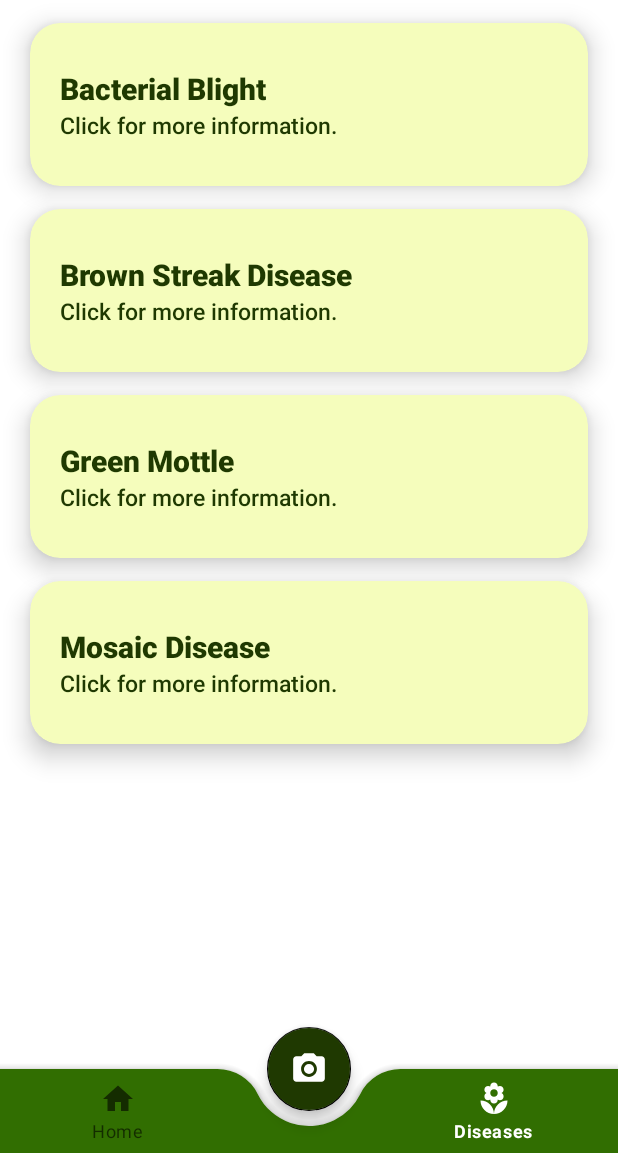
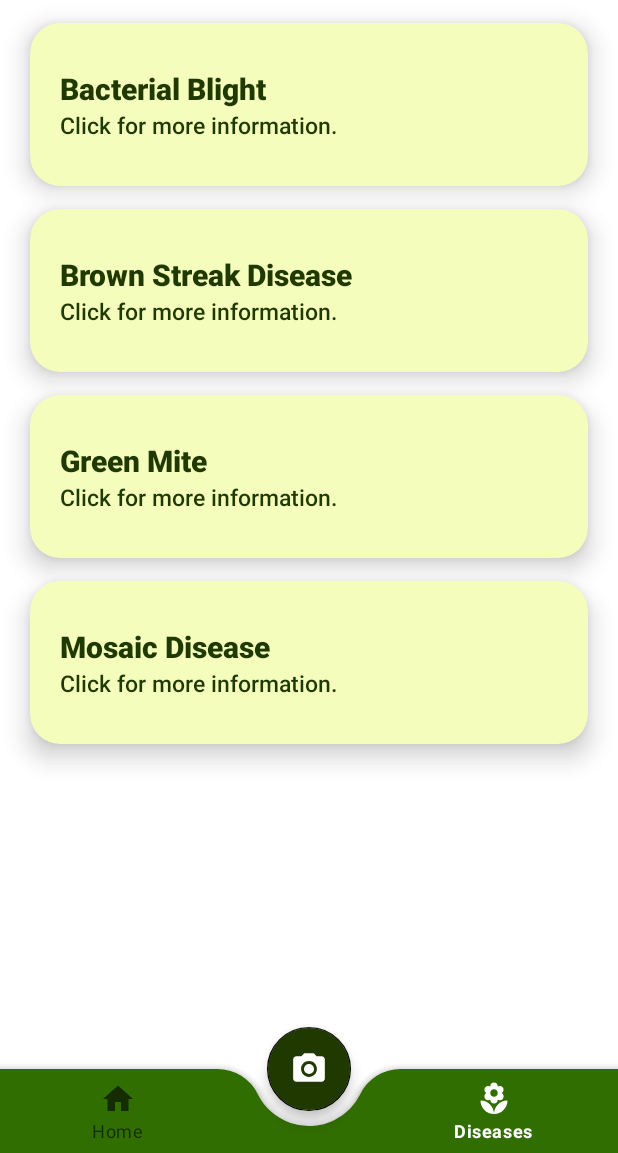
Before and after one commit to josephOrino/CassavaDx, an Android app: the screen it shows after launch (MainActivity), item 3 of the bottom bar chosen, on a phone screen of 412 x 824 dp, the part 83-1236 px from its top. Run offline under Robolectric (Android 15) with nearby library versions, the phone set to English and light mode, and no system bars; libraries missing offline, so code that uses them is left out: org.tensorflow.lite.

Commit message:
Changed info mistakes. Green mottle to green mite.

```diff
--- a/app/src/main/java/com/example/cassavadx/DiseaseFragment.java
+++ b/app/src/main/java/com/example/cassavadx/DiseaseFragment.java
@@ -24,7 +24,7 @@ public class DiseaseFragment extends Fragment {
 
         cardViewClick(view, R.id.bacterialBlightCV, R.string.bacterial_blight, R.string.bacterial_blight_description, R.string.bacterial_blight_treatment);
         cardViewClick(view, R.id.brownStreakCV, R.string.brown_streak, R.string.brown_streak_description, R.string.brown_streak_treatment);
-        cardViewClick(view, R.id.greenMottleCV, R.string.green_mottle, R.string.green_mottle_description, R.string.green_mottle_treatment);
+        cardViewClick(view, R.id.greenMiteCV, R.string.green_mite, R.string.green_mite_description, R.string.green_mite_treatment);
         cardViewClick(view, R.id.mosaicDiseaseCV, R.string.mosaic_disease, R.string.mosaic_disease_description, R.string.mosaic_disease_treatment);
 
         // Intercept the back press event
--- a/app/src/main/java/com/example/cassavadx/PredictionFragment.java
+++ b/app/src/main/java/com/example/cassavadx/PredictionFragment.java
@@ -82,8 +82,8 @@ public class PredictionFragment extends Fragment {
             case "Cassava Brown Streak Disease":
                 treatment = getString(R.string.brown_streak_treatment);
                 break;
-            case "Cassava Green Mottle":
-                treatment = getString(R.string.green_mottle_treatment);
+            case "Cassava Green Mite":
+                treatment = getString(R.string.green_mite_treatment);
                 break;
             case "Cassava Mosaic Disease":
                 treatment = getString(R.string.mosaic_disease_treatment);
--- a/app/src/main/res/layout/fragment_disease.xml
+++ b/app/src/main/res/layout/fragment_disease.xml
@@ -92,7 +92,7 @@
     </androidx.cardview.widget.CardView>
 
     <androidx.cardview.widget.CardView
-        android:id="@+id/greenMottleCV"
+        android:id="@+id/greenMiteCV"
         android:layout_marginHorizontal="20dp"
         android:layout_marginTop="15dp"
         android:layout_width="match_parent"
@@ -111,7 +111,7 @@
                 android:layout_width="match_parent"
                 android:layout_height="wrap_content"
                 android:fontFamily="sans-serif-black"
-                android:text="@string/green_mottle"
+                android:text="@string/green_mite"
                 android:textSize="20sp"
                 android:textColor="@color/dark_green"
                 android:layout_marginTop="10dp"/>
--- a/app/src/main/res/values/strings.xml
+++ b/app/src/main/res/values/strings.xml
@@ -12,9 +12,9 @@
     <string name="brown_streak_description">Cassava brown streak disease is a viral disease caused by two types of viruses, Cassava brown streak virus (CBSV) and Ugandan cassava brown streak virus (UCBSV). It primarily affects the roots of cassava, causing necrosis or browning of the flesh, which makes the roots unusable. Above-ground symptoms include yellowish-brown streaks on the stems and vein chlorosis on the leaves.</string>
     <string name="brown_streak_treatment">To manage cassava brown streak disease, planting virus-free cassava cuttings is essential. Integrated pest management, including control of whiteflies (which transmit the virus), is also recommended. Resistant or tolerant varieties should be selected, and affected plants must be removed and destroyed to limit the disease\'s spread.</string>
 
-    <string name="green_mottle">Green Mottle</string>
-    <string name="green_mottle_description">Cassava green mottle is caused by the Cassava green mottle virus (CGMV). It manifests as mottled, distorted, or curled leaves, often leading to stunted plant growth. The disease can reduce the overall yield and quality of cassava tubers, particularly in areas where it becomes endemic.</string>
-    <string name="green_mottle_treatment">Preventing the spread of cassava green mottle involves using virus-free planting materials and practicing good farm hygiene. Infected plants should be removed and destroyed to limit the spread. Farmers are also encouraged to plant resistant cassava varieties and maintain field sanitation to reduce vector populations that transmit the virus.</string>
+    <string name="green_mite">Green Mite</string>
+    <string name="green_mite_description">Cassava green mite (Mononychellus tanajoa) is a pest that feeds on the undersides of cassava leaves, causing them to curl, yellow, and eventually drop. This pest reduces photosynthetic activity and can lead to stunted plant growth and significant yield losses in severe infestations.</string>
+    <string name="green_mite_treatment">Biological control using natural predators like ladybird beetles and predatory mites is an effective and eco-friendly way to manage green mites. Proper fertilization and irrigation practices help strengthen plant resistance. Avoid planting in areas with a known history of severe mite infestations.</string>
 
     <string name="mosaic_disease">Mosaic Disease</string>
     <string name="mosaic_disease_description">Cassava mosaic disease is one of the most widespread and damaging viral diseases affecting cassava. It is caused by several species of geminiviruses, including African cassava mosaic virus (ACMV) and East African cassava mosaic virus (EACMV). Infected plants exhibit mosaic-like patterns of yellow and green patches on their leaves, distorted leaves, and stunted growth, significantly reducing cassava yields.</string>
```
